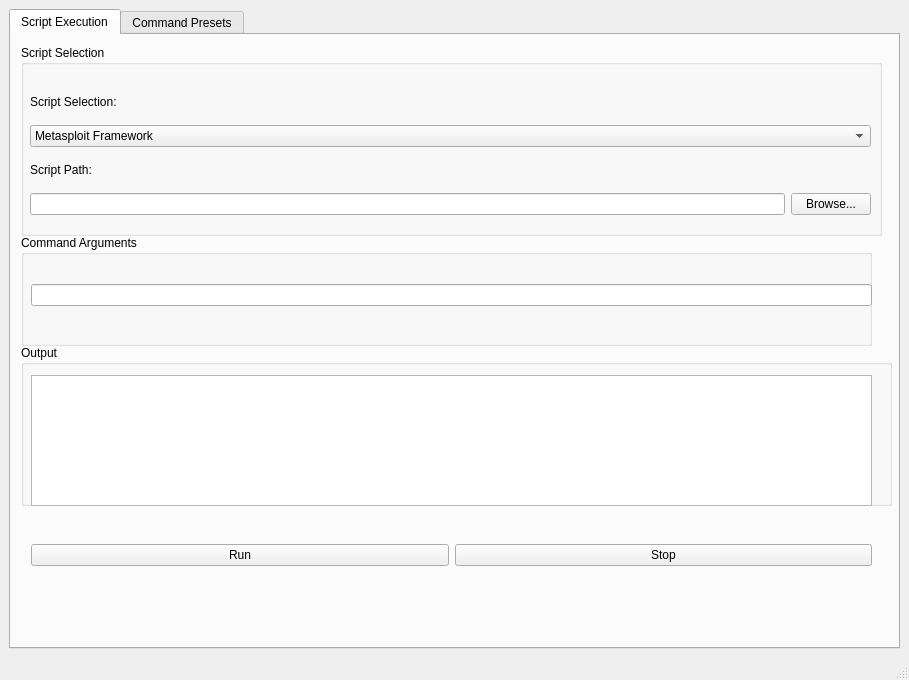
Old version of the form mainwindow.ui in the repository mdhira-ai/kalitestGuicmd.
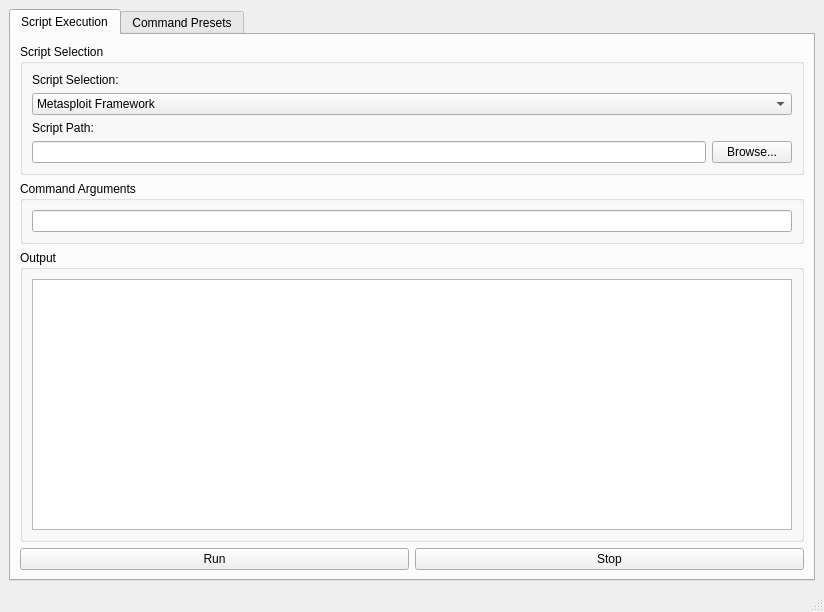
New version of the form.

Commit message: Update CMake configuration and adjust main window dimensions in UI

```diff
--- a/mainwindow.ui
+++ b/mainwindow.ui
@@ -6,8 +6,8 @@
    <rect>
     <x>0</x>
     <y>0</y>
-    <width>909</width>
-    <height>680</height>
+    <width>824</width>
+    <height>612</height>
    </rect>
   </property>
   <property name="windowTitle">
@@ -24,27 +24,14 @@
        <attribute name="title">
         <string>Script Execution</string>
        </attribute>
+       <layout class="QVBoxLayout" name="verticalLayout_4">
+        <item>
        <widget class="QGroupBox" name="groupBox">
-        <property name="geometry">
-         <rect>
-          <x>10</x>
-          <y>10</y>
-          <width>861</width>
-          <height>191</height>
-         </rect>
-        </property>
         <property name="title">
          <string>Script Selection</string>
         </property>
-        <widget class="QWidget" name="verticalLayoutWidget">
-         <property name="geometry">
-          <rect>
-           <x>9</x>
-           <y>39</y>
-           <width>841</width>
-           <height>131</height>
-          </rect>
-         </property>
+          <layout class="QVBoxLayout" name="verticalLayout_5">
+           <item>
          <layout class="QVBoxLayout" name="verticalLayout">
           <item>
            <widget class="QLabel" name="label">
@@ -94,57 +81,33 @@
            </layout>
           </item>
          </layout>
-        </widget>
-       </widget>
+           </item>
+          </layout>
+         </widget>
+        </item>
+        <item>
        <widget class="QGroupBox" name="groupBox_2">
-        <property name="geometry">
-         <rect>
-          <x>10</x>
-          <y>200</y>
-          <width>851</width>
-          <height>111</height>
-         </rect>
-        </property>
         <property name="title">
          <string>Command Arguments</string>
         </property>
-        <widget class="QWidget" name="verticalLayoutWidget_2">
-         <property name="geometry">
-          <rect>
-           <x>10</x>
-           <y>40</y>
-           <width>841</width>
-           <height>41</height>
-          </rect>
-         </property>
+          <layout class="QVBoxLayout" name="verticalLayout_6">
+           <item>
          <layout class="QVBoxLayout" name="verticalLayout_2">
           <item>
            <widget class="QLineEdit" name="lineEdit_2"/>
           </item>
          </layout>
-        </widget>
-       </widget>
+           </item>
+          </layout>
+         </widget>
+        </item>
+        <item>
        <widget class="QGroupBox" name="groupBox_3">
-        <property name="geometry">
-         <rect>
-          <x>10</x>
-          <y>310</y>
-          <width>871</width>
-          <height>161</height>
-         </rect>
-        </property>
         <property name="title">
          <string>Output</string>
         </property>
-        <widget class="QWidget" name="verticalLayoutWidget_3">
-         <property name="geometry">
-          <rect>
-           <x>10</x>
-           <y>30</y>
-           <width>841</width>
-           <height>131</height>
-          </rect>
-         </property>
+          <layout class="QHBoxLayout" name="horizontalLayout_3">
+           <item>
          <layout class="QVBoxLayout" name="verticalLayout_3">
           <item>
            <widget class="QTextEdit" name="textEdit">
@@ -154,17 +117,11 @@
            </widget>
           </item>
          </layout>
-        </widget>
-       </widget>
-       <widget class="QWidget" name="horizontalLayoutWidget">
-        <property name="geometry">
-         <rect>
-          <x>20</x>
-          <y>490</y>
-          <width>841</width>
-          <height>61</height>
-         </rect>
-        </property>
+           </item>
+          </layout>
+         </widget>
+        </item>
+        <item>
         <layout class="QHBoxLayout" name="horizontalLayout_2">
          <item>
           <widget class="QPushButton" name="pushButton_3">
@@ -181,7 +138,8 @@
           </widget>
          </item>
         </layout>
-       </widget>
+        </item>
+       </layout>
       </widget>
       <widget class="QWidget" name="tab_2">
        <attribute name="title">
```
Lines whose indentation alone changed are shown as unchanged. The commit also changes 1 other file.
